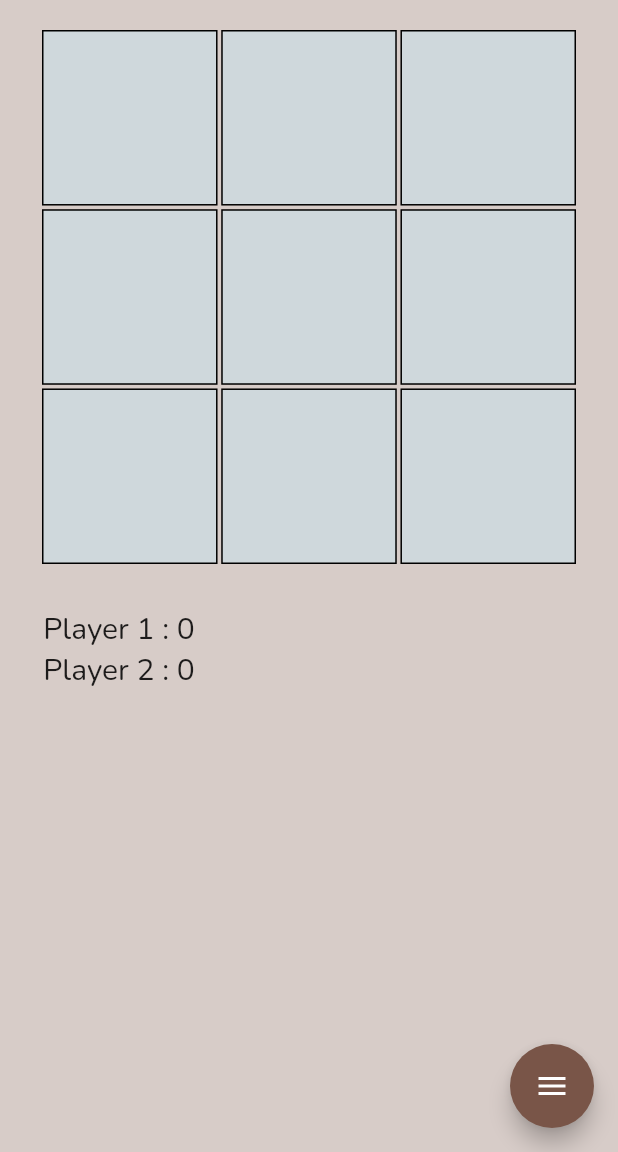
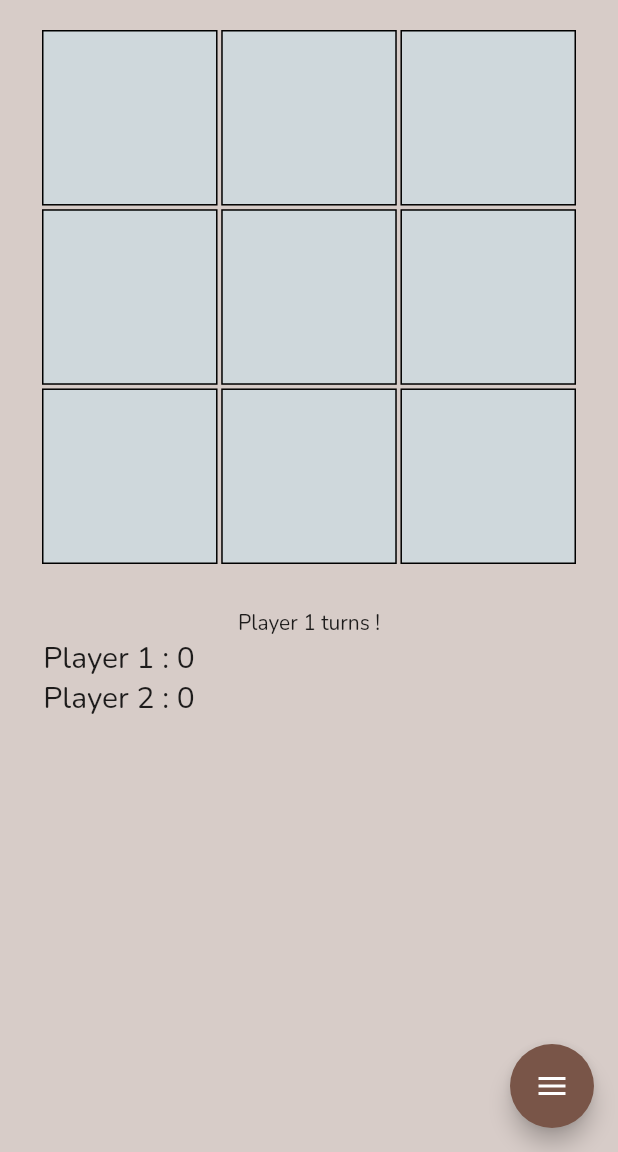
Before and after one commit to Amyr-Fezzeni/X_O_Game_Flutter, a Flutter app: the screen it shows after launch, on a phone screen of 412 x 824 dp, the part 84-1236 px from its top. Run offline on Flutter 3.47's test engine with Material 2 defaults, Android fonts, the phone set to English and light mode, and no system bars; drawn by our look-alikes of flutter_speed_dial; our stand-ins replace google_fonts.

Commit message:
second commit
Adding AI auto play system to the game

```diff
--- a/lib/Costum Widgets/game_matrice.dart
+++ b/lib/Costum Widgets/game_matrice.dart
@@ -39,6 +39,8 @@ class _MatriceGameState extends State<MatriceGame> {
               ),
               child: TextButton(
                 onPressed: () async {
+                  context.read<ProviderGame>().Ai ?
+                  context.read<ProviderGame>().autoPlay(context, index) :
                   context.read<ProviderGame>().insertValue(context, index);
                 },
                 child: Text(
--- a/lib/Costum Widgets/menu.dart
+++ b/lib/Costum Widgets/menu.dart
@@ -16,6 +16,16 @@ class Menu extends StatelessWidget {
       child: Column(
         crossAxisAlignment: CrossAxisAlignment.start,
         children: [
+          Visibility(
+              visible: !context.watch<ProviderGame>().Ai,
+              child: Center(
+                child: Text(
+                    "${context.watch<ProviderGame>().player == "X" ?
+                      context.watch<ProviderGame>().player1name :
+                      context.watch<ProviderGame>().player2name} turns !", style: GoogleFonts.nunito(
+                        fontSize: 14,
+                      ),),
+              )),
           Text(
             "${context.watch<ProviderGame>().player1name} : ${context.watch<ProviderGame>().player_1}",
             style: GoogleFonts.nunito(
--- a/lib/Pages/homepage.dart
+++ b/lib/Pages/homepage.dart
@@ -36,7 +36,9 @@ class _HomePageState extends State<HomePage> {
           children: [
             SpeedDialChild(
                 backgroundColor: context.watch<ProviderGame>().buttonColor,
-                foregroundColor: context.read<ProviderGame>().nightMode ? Colors.black :Colors.white,
+                foregroundColor: context.read<ProviderGame>().nightMode
+                    ? Colors.black
+                    : Colors.white,
                 child: const Icon(Icons.settings),
                 label: 'Settings',
                 onTap: () {
@@ -47,7 +49,9 @@ class _HomePageState extends State<HomePage> {
                 }),
             SpeedDialChild(
                 backgroundColor: context.watch<ProviderGame>().buttonColor,
-                foregroundColor: context.read<ProviderGame>().nightMode ? Colors.black :Colors.white,
+                foregroundColor: context.read<ProviderGame>().nightMode
+                    ? Colors.black
+                    : Colors.white,
                 child: const Icon(Icons.accessibility_new_sharp),
                 label: 'Change Names',
                 onTap: () async {
@@ -55,9 +59,33 @@ class _HomePageState extends State<HomePage> {
                 }),
             SpeedDialChild(
                 backgroundColor: context.watch<ProviderGame>().buttonColor,
-                foregroundColor: context.read<ProviderGame>().nightMode ? Colors.black :Colors.white,
+                foregroundColor: context.read<ProviderGame>().nightMode
+                    ? Colors.black
+                    : Colors.white,
+                child: const Icon(Icons.android),
+                label: 'Play with JARVIS',
+                onTap: () {
+                  context.read<ProviderGame>().newGame();
+                  context.read<ProviderGame>().gameMode(true);
+                }),
+            SpeedDialChild(
+                backgroundColor: context.watch<ProviderGame>().buttonColor,
+                foregroundColor: context.read<ProviderGame>().nightMode
+                    ? Colors.black
+                    : Colors.white,
+                child: const Icon(Icons.accessibility_new),
+                label: 'Two player mode',
+                onTap: () {
+                  context.read<ProviderGame>().newGame();
+                  context.read<ProviderGame>().gameMode(false);
+                }),
+            SpeedDialChild(
+                backgroundColor: context.watch<ProviderGame>().buttonColor,
+                foregroundColor: context.read<ProviderGame>().nightMode
+                    ? Colors.black
+                    : Colors.white,
                 child: const Icon(Icons.refresh_outlined),
-                label: 'New Game',
+                label: 'Reset Game',
                 onTap: () {
                   context.read<ProviderGame>().resetGame();
                 }),
```
Also changed, not shown: lib/AI/ai_logic.dart (renamed from lib/.ai/ai.dart, +9 -6 lines), lib/provider/provider_game.dart (+80 -2 lines), lib/AI/decision.dart (renamed from lib/.ai/decision.dart).
